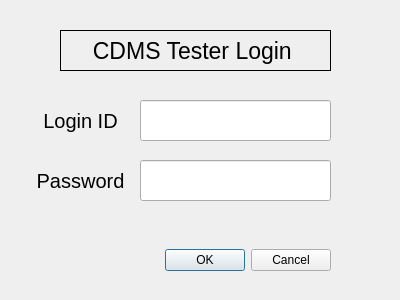
This is siteApps/CDMSTester/CDMSTesterApp/project/Login.ui in Sangil-Lee/Work as Qt 5 draws it before an edit. The edited form follows.
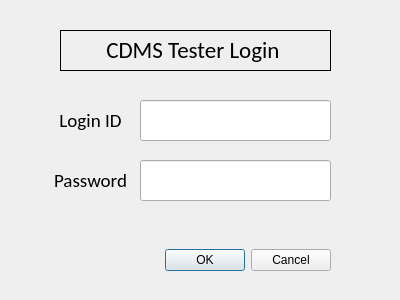
This is the edited form.

```diff
--- a/siteApps/CDMSTester/CDMSTesterApp/project/Login.ui
+++ b/siteApps/CDMSTester/CDMSTesterApp/project/Login.ui
@@ -19,9 +19,9 @@
   <widget class="QDialogButtonBox" name="buttonBox">
    <property name="geometry">
     <rect>
-     <x>150</x>
+     <x>160</x>
      <y>240</y>
-     <width>181</width>
+     <width>171</width>
      <height>41</height>
     </rect>
    </property>
@@ -43,6 +43,7 @@
    </property>
    <property name="font">
     <font>
+     <family>Calibri</family>
      <pointsize>17</pointsize>
     </font>
    </property>
@@ -68,15 +69,16 @@
   <widget class="QLabel" name="label_2">
    <property name="geometry">
     <rect>
-     <x>30</x>
+     <x>50</x>
      <y>100</y>
-     <width>101</width>
+     <width>81</width>
      <height>41</height>
     </rect>
    </property>
    <property name="font">
     <font>
-     <pointsize>15</pointsize>
+     <family>Calibri</family>
+     <pointsize>14</pointsize>
     </font>
    </property>
    <property name="frameShape">
@@ -101,15 +103,16 @@
   <widget class="QLabel" name="label_3">
    <property name="geometry">
     <rect>
-     <x>20</x>
+     <x>50</x>
      <y>160</y>
-     <width>121</width>
+     <width>81</width>
      <height>41</height>
     </rect>
    </property>
    <property name="font">
     <font>
-     <pointsize>15</pointsize>
+     <family>Calibri</family>
+     <pointsize>14</pointsize>
     </font>
    </property>
    <property name="frameShape">
```
Left out of the diff: 2 changed lines with no effect on the pictures.
